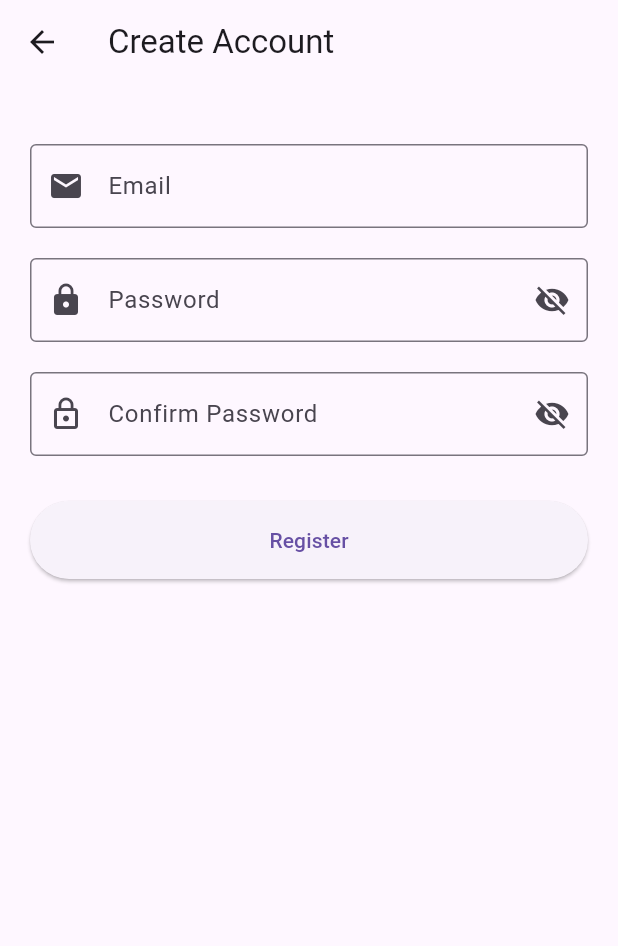
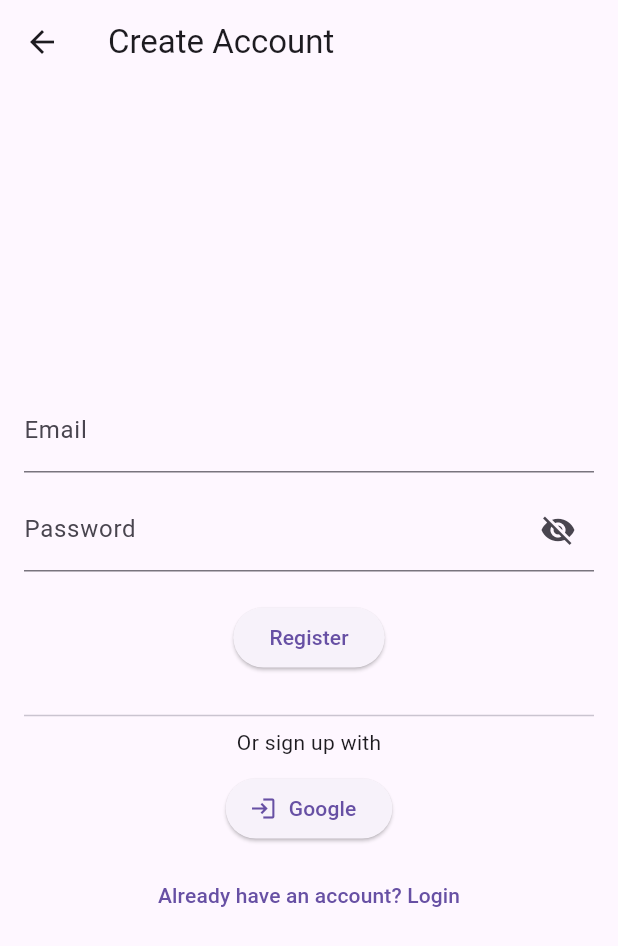
Before and after one commit to Jimsonjs7/Personal_finance_tracker, a Flutter app: the screen it shows after launch, after a tap on "Register", on a phone screen of 412 x 824 dp. Shown: the top 946 px of the screen. Run offline on Flutter 3.47's test engine with Material 3 defaults, Android fonts, the phone set to English and light mode, and no system bars; our stand-ins replace bloc, equatable, firebase_auth, firebase_core, flutter_bloc, google_sign_in; accounts and stored records are empty.

Commit message:
google authentication

```diff
--- a/lib/LoginScreen.dart
+++ b/lib/Loginscreen.dart
@@ -2,7 +2,7 @@ import 'package:flutter/material.dart';
 import 'package:flutter_bloc/flutter_bloc.dart';
 import 'package:personal_finance_tracker/auth/auth_cubit.dart';
 import 'package:personal_finance_tracker/auth/auth_state.dart';
-import 'package:personal_finance_tracker/RegisterScreen.dart'; // Add this import
+import 'package:personal_finance_tracker/Registerscreen.dart'; // Add this import
 
 class LoginScreen extends StatefulWidget {
   const LoginScreen({super.key});
--- a/lib/RegisterScreen.dart
+++ /dev/null
@@ -1,153 +0,0 @@
-// register_screen.dart
-import 'package:flutter/material.dart';
-import 'package:flutter_bloc/flutter_bloc.dart';
-import 'package:personal_finance_tracker/auth/auth_cubit.dart';
-import 'package:personal_finance_tracker/auth/auth_state.dart'; // Add this import
-
-class RegisterScreen extends StatefulWidget {
-  const RegisterScreen({super.key});
-
-  @override
-  State<RegisterScreen> createState() => _RegisterScreenState();
-}
-
-class _RegisterScreenState extends State<RegisterScreen> {
-  final _formKey = GlobalKey<FormState>();
-  final _emailController = TextEditingController();
-  final _passwordController = TextEditingController();
-  final _confirmPasswordController = TextEditingController();
-  bool _obscurePassword = true;
-  bool _obscureConfirmPassword = true;
-
-  @override
-  void dispose() {
-    _emailController.dispose();
-    _passwordController.dispose();
-    _confirmPasswordController.dispose();
-    super.dispose();
-  }
-
-  void _register() {
-    if (_formKey.currentState!.validate()) {
-      context.read<AuthCubit>().register(
-        _emailController.text.trim(),
-        _passwordController.text.trim(),
-      );
-    }
-  }
-
-  @override
-  Widget build(BuildContext context) {
-    return Scaffold(
-      appBar: AppBar(
-        title: const Text('Create Account'),
-        leading: IconButton(
-          icon: const Icon(Icons.arrow_back),
-          onPressed: () => Navigator.pop(context),
-        ),
-      ),
-      body: BlocConsumer<AuthCubit, AuthState>(
-        listener: (context, state) {
-          if (state is AuthSuccess) {
-            Navigator.pushReplacementNamed(context, '/home');
-          } else if (state is AuthFailure) {
-            ScaffoldMessenger.of(context).showSnackBar(
-              SnackBar(content: Text(state.error)),
-            );
-          }
-        },
-        builder: (context, state) {
-          return SingleChildScrollView(
-            padding: const EdgeInsets.all(20),
-            child: Form(
-              key: _formKey,
-              child: Column(
-                crossAxisAlignment: CrossAxisAlignment.stretch,
-                children: [
-                  const SizedBox(height: 20),
-                  TextFormField(
-                    controller: _emailController,
-                    decoration: const InputDecoration(
-                      labelText: 'Email',
-                      prefixIcon: Icon(Icons.email),
-                      border: OutlineInputBorder(),
-                    ),
-                    validator: (value) {
-                      if (value == null || value.isEmpty) {
-                        return 'Please enter your email';
-                      }
-                      if (!RegExp(r'^[\w-\.]+@([\w-]+\.)+[\w-]{2,4}$')
-                          .hasMatch(value)) {
-                        return 'Invalid email format';
-                      }
-                      return null;
-                    },
-                  ),
-                  const SizedBox(height: 20),
-                  TextFormField(
-                    controller: _passwordController,
-                    obscureText: _obscurePassword,
-                    decoration: InputDecoration(
-                      labelText: 'Password',
-                      prefixIcon: const Icon(Icons.lock),
-                      suffixIcon: IconButton(
-                        icon: Icon(_obscurePassword
-                            ? Icons.visibility_off
-                            : Icons.visibility),
-                        onPressed: () => setState(
-                                () => _obscurePassword = !_obscurePassword),
-                      ),
-                      border: const OutlineInputBorder(),
-                    ),
-                    validator: (value) {
-                      if (value == null || value.isEmpty) {
-                        return 'Please enter a password';
-                      }
-                      if (value.length < 6) {
-                        return 'Password must be at least 6 characters';
-                      }
-                      return null;
-                    },
-                  ),
-                  const SizedBox(height: 20),
-                  TextFormField(
-                    controller: _confirmPasswordController,
-                    obscureText: _obscureConfirmPassword,
-                    decoration: InputDecoration(
-                      labelText: 'Confirm Password',
-                      prefixIcon: const Icon(Icons.lock_outline),
-                      suffixIcon: IconButton(
-                        icon: Icon(_obscureConfirmPassword
-                            ? Icons.visibility_off
-                            : Icons.visibility),
-                        onPressed: () => setState(
-                                () => _obscureConfirmPassword = !_obscureConfirmPassword),
-                      ),
-                      border: const OutlineInputBorder(),
-                    ),
-                    validator: (value) {
-                      if (value != _passwordController.text) {
-                        return 'Passwords do not match';
-                      }
-                      return null;
-                    },
-                  ),
-                  const SizedBox(height: 30),
-                  ElevatedButton(
-                    onPressed: state is AuthLoading ? null : _register,
-                    style: ElevatedButton.styleFrom(
-                      padding: const EdgeInsets.symmetric(vertical: 16),
-                    ),
-                    child: state is AuthLoading
-                        ? const CircularProgressIndicator()
-                        : const Text('Register'),
-                  ),
-                ],
-              ),
-            ),
-          );
-        },
-      ),
-    );
-  }
-}
--- /dev/null
+++ b/lib/Registerscreen.dart
@@ -0,0 +1,93 @@
+import 'package:flutter/material.dart';
+import 'package:flutter_bloc/flutter_bloc.dart';
+import 'package:personal_finance_tracker/auth/auth_cubit.dart';
+import 'package:personal_finance_tracker/auth/auth_state.dart';
+
+class RegisterScreen extends StatefulWidget {
+  const RegisterScreen({super.key});
+
+  @override
+  State<RegisterScreen> createState() => _RegisterScreenState();
+}
+
+class _RegisterScreenState extends State<RegisterScreen> {
+  final _emailController = TextEditingController();
+  final _passwordController = TextEditingController();
+
+  bool _isPasswordVisible = false;
+
+  @override
+  Widget build(BuildContext context) {
+    return Scaffold(
+      appBar: AppBar(title: const Text("Create Account")),
+      body: Padding(
+        padding: const EdgeInsets.all(16.0),
+        child: BlocConsumer<AuthCubit, AuthState>(
+          listener: (context, state) {
+            if (state is AuthFailure) {
+              ScaffoldMessenger.of(context).showSnackBar(
+                SnackBar(content: Text("Error: ${state.error}")),
+              );
+            } else if (state is AuthSuccess) {
+              Navigator.pushReplacementNamed(context, '/home');
+            }
+          },
+          builder: (context, state) {
+            return Column(
+              mainAxisAlignment: MainAxisAlignment.center,
+              children: [
+                TextField(
+                  controller: _emailController,
+                  decoration: const InputDecoration(labelText: "Email"),
+                  keyboardType: TextInputType.emailAddress,
+                ),
+                const SizedBox(height: 10),
+                TextField(
+                  controller: _passwordController,
+                  decoration: InputDecoration(
+                    labelText: "Password",
+                    suffixIcon: IconButton(
+                      icon: Icon(
+                        _isPasswordVisible ? Icons.visibility : Icons.visibility_off,
+                      ),
+                      onPressed: () {
+                        setState(() => _isPasswordVisible = !_isPasswordVisible);
+                      },
+                    ),
+                  ),
+                  obscureText: !_isPasswordVisible,
+                ),
+                const SizedBox(height: 20),
+                ElevatedButton(
+                  onPressed: () {
+                    context.read<AuthCubit>().register(
+                      _emailController.text.trim(),
+                      _passwordController.text.trim(),
+                    );
+                  },
+                  child: const Text("Register"),
+                ),
+                const SizedBox(height: 20),
+                const Divider(),
+                const Text("Or sign up with"),
+                const SizedBox(height: 10),
+                ElevatedButton.icon(
+                  icon: const Icon(Icons.login),
+                  label: const Text("Google"),
+                  onPressed: () {
+                    context.read<AuthCubit>().signInWithGoogle();
+                  },
+                ),
+                const SizedBox(height: 10),
+                TextButton(
+                  onPressed: () => Navigator.pushReplacementNamed(context, '/login'),
+                  child: const Text("Already have an account? Login"),
+                )
+              ],
+            );
+          },
+        ),
+      ),
+    );
+  }
+}
--- a/lib/main.dart
+++ b/lib/main.dart
@@ -7,8 +7,9 @@ import 'package:flutter_bloc/flutter_bloc.dart'; // Import flutter_bloc
 import 'package:google_sign_in/google_sign_in.dart'; // <<< NEW IMPORT FOR GOOGLE SIGN IN
 
 import 'package:personal_finance_tracker/firebase_options.dart';
-import 'package:personal_finance_tracker/SplashScreen.dart';
-import 'package:personal_finance_tracker/LoginScreen.dart';
+import 'package:personal_finance_tracker/Splashscreen.dart';
+import 'package:personal_finance_tracker/Loginscreen.dart';
+
 
 // Import your Auth Cubit
 import 'package:personal_finance_tracker/auth/auth_cubit.dart';
```
Also changed, not shown: lib/Homescreen.dart (renamed from lib/HomeScreen.dart, +7 -4 lines), lib/auth/auth_cubit.dart (+16 -15 lines), 1 other file.
